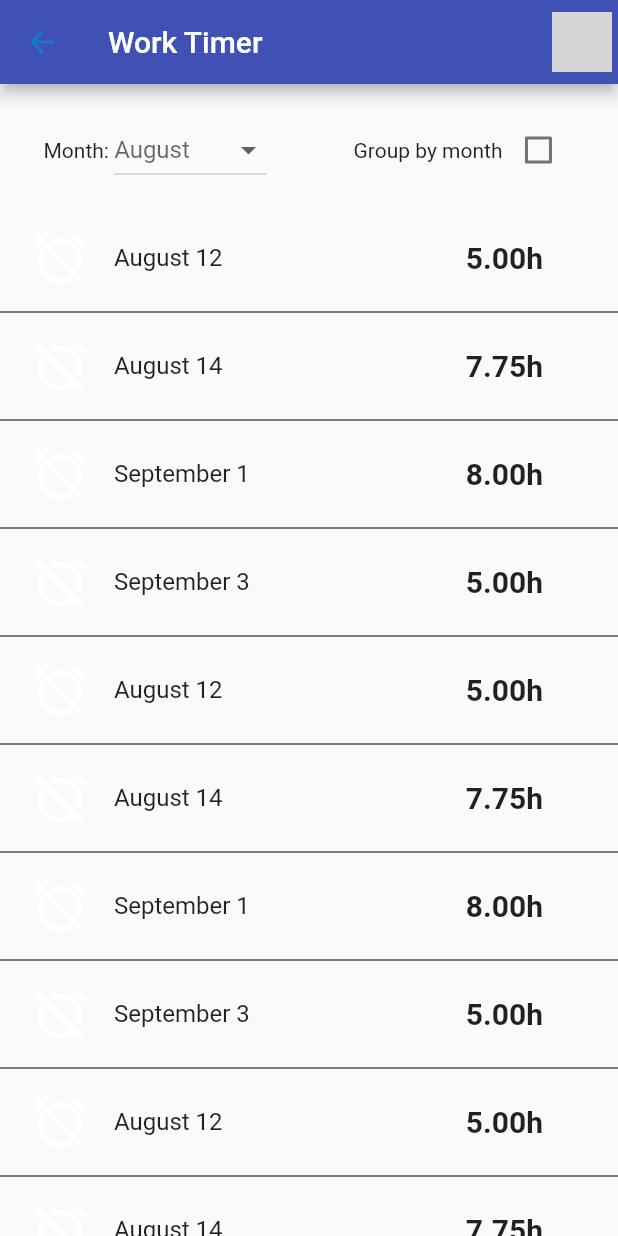
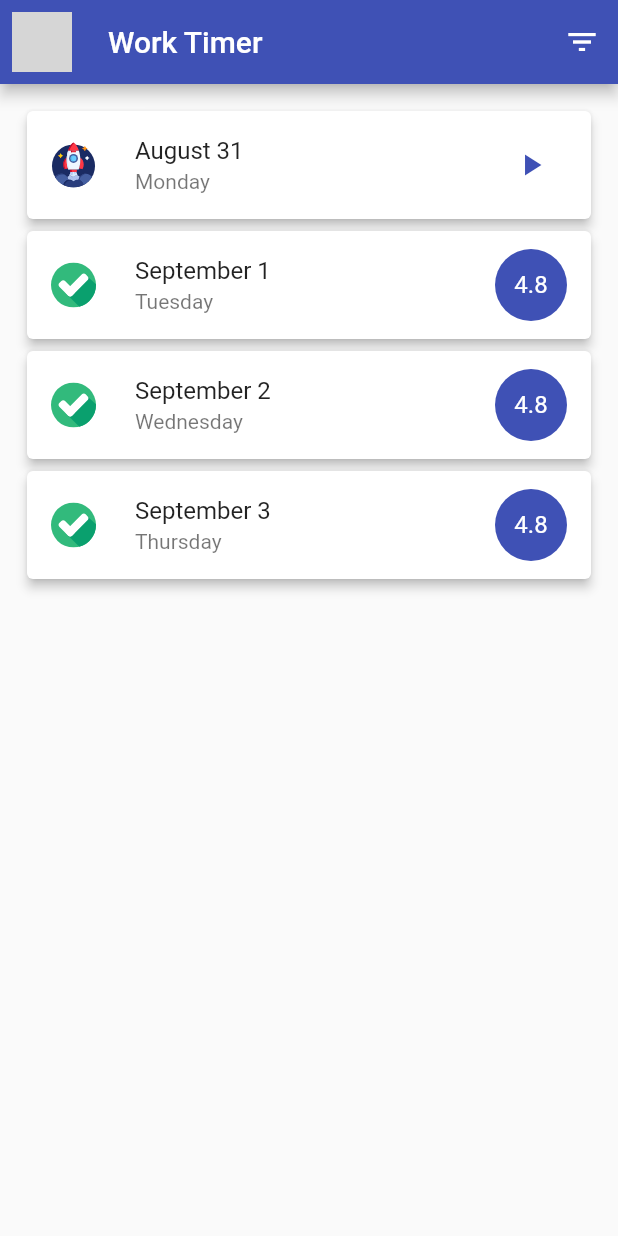
Before and after one commit to ClaraMarques/work-timer-app, a Flutter app: the HomeView screen opened directly, on a phone screen of 412 x 824 dp. Run offline on Flutter 3.47's test engine with Material 2 defaults, Android fonts, the phone set to English and light mode, and no system bars; our stand-ins replace equatable, firebase_auth, firebase_core, flutter_svg, get_it, google_sign_in and 1 more; accounts and stored records are empty; network calls fail; grey boxes are pictures that could not be loaded.

Commit message:
adding styles

```diff
--- /dev/null
+++ b/lib/app/data/models/interval_model.dart
@@ -0,0 +1,20 @@
+import 'package:equatable/equatable.dart';
+import 'package:flutter/material.dart';
+
+@immutable
+class IntervalModel extends Equatable {
+  final DateTime start;
+  final DateTime end;
+
+  IntervalModel({
+    @required this.start,
+    @required this.end,
+  }) : assert(start != null, end != null);
+
+  double get elapsedTime {
+    return end.difference(start).inMilliseconds / 3600000;
+  }
+
+  @override
+  List<Object> get props => [start, end];
+}
--- /dev/null
+++ b/lib/app/data/models/workday_model.dart
@@ -0,0 +1,26 @@
+import 'package:flutter/foundation.dart';
+import 'package:intl/intl.dart';
+import 'package:work_timer_app/app/data/models/interval_model.dart';
+
+enum WorkdayStatus { IN_PROGRESS, DONE, START }
+
+class WorkdayModel {
+  final List<IntervalModel> intervals;
+  final DateTime date;
+  double hoursWorked;
+  String dateString;
+  String weekday;
+  WorkdayStatus status;
+
+  WorkdayModel({
+    @required this.date,
+    @required this.intervals,
+    @required this.status,
+  }) {
+    this.dateString = DateFormat.MMMMd().format(this.date);
+    this.weekday = DateFormat.EEEE().format(this.date);
+
+    this.hoursWorked = intervals.fold<double>(
+        0, (acc, interval) => acc + interval.elapsedTime);
+  }
+}
--- a/lib/app/ui/views/home_view.dart
+++ b/lib/app/ui/views/home_view.dart
@@ -1,7 +1,7 @@
 import 'package:flutter/material.dart';
-import 'package:work_timer_app/dummy_data.dart';
 
 import '../widgets/avatar_widget.dart';
+import '../widgets/workdays_list_widget.dart';
 
 class HomeView extends StatefulWidget {
   @override
@@ -13,99 +13,48 @@ class _HomeViewState extends State<HomeView> {
   Widget build(BuildContext context) {
     return Scaffold(
       appBar: AppBar(
-          iconTheme: IconThemeData(color: Theme.of(context).primaryColorDark),
         title: Text('Work Timer'),
-          actions: [AvatarWidget()],
+        leading: AvatarWidget(),
+        actions: [IconButton(icon: Icon(Icons.filter_list), onPressed: () {})],
       ),
       body: Column(
         mainAxisAlignment: MainAxisAlignment.spaceAround,
         children: [
-            SizedBox(
-              height: 20,
-            ),
-            Row(
-              mainAxisAlignment: MainAxisAlignment.spaceAround,
-              children: [
-                Row(
-                  mainAxisSize: MainAxisSize.min,
-                  children: [
-                    Text('Month: '),
-                    DropdownButton(
-                        hint: Text('August'),
-                        items: <String>[
-                          'August',
-                          'September',
-                          'October',
-                          'November'
-                        ].map<DropdownMenuItem<String>>((String value) {
-                          return DropdownMenuItem<String>(
-                            value: value,
-                            child: Text(value),
-                          );
-                        }).toList(),
-                        onChanged: (_) {}),
+          // Row(
+          //   mainAxisAlignment: MainAxisAlignment.spaceAround,
+          //   children: [
+          //     Row(
+          //       mainAxisSize: MainAxisSize.min,
+          //       children: [
+          //         Text('Month: '),
+          //         DropdownButton(
+          //             hint: Text('August'),
+          //             items: <String>[
+          //               'August',
+          //               'September',
+          //               'October',
+          //               'November'
+          //             ].map<DropdownMenuItem<String>>((String value) {
+          //               return DropdownMenuItem<String>(
+          //                 value: value,
+          //                 child: Text(value),
+          //               );
+          //             }).toList(),
+          //             onChanged: (_) {}),
+          //       ],
+          //     ),
+          //     Row(
+          //       mainAxisSize: MainAxisSize.min,
+          //       children: [
+          //         Text('Group by month'),
+          //         Checkbox(value: false, onChanged: (_) {})
+          //       ],
+          //     ),
+          //   ],
+          // ),
+          Expanded(child: WorkdaysListWidget())
         ],
       ),
-                Row(
-                  mainAxisSize: MainAxisSize.min,
-                  children: [
-                    Text('Group by month'),
-                    Checkbox(value: false, onChanged: (_) {})
-                  ],
-                ),
-              ],
-            ),
-            SizedBox(
-              height: 20,
-            ),
-            Expanded(
-              child: ListView.separated(
-                  itemCount: daysInfo.listOfDays.length,
-                  separatorBuilder: (context, index) => Divider(
-                        color: Colors.black,
-                      ),
-                  itemBuilder: (context, index) {
-                    final day = daysInfo.listOfDays[index];
-                    return ListTile(
-                      contentPadding: EdgeInsets.only(right: 50, left: 20),
-                      leading: Icon(
-                        Icons.alarm_off,
-                        color: Colors.white,
-                        size: 40,
-                      ),
-                      title: Text(day.date),
-                      trailing: Text(
-                        day.totalWorked.toStringAsFixed(2) + 'h',
-                        style: TextStyle(
-                            fontSize: 20, fontWeight: FontWeight.bold),
-                      ),
     );
-
-                    // Container(
-                    //   padding: EdgeInsets.zero,
-                    //   margin: EdgeInsets.zero,
-                    //   height: MediaQuery.of(context).size.height * 0.05,
-                    //   child: Row(
-                    //     mainAxisAlignment: MainAxisAlignment.spaceAround,
-                    //     children: [
-                    //       Container(
-                    //           width: MediaQuery.of(context).size.width * 0.10,
-                    //           child: FittedBox(
-                    //             child: Text(daysInfo.listOfDays[index].date),
-                    //           )),
-                    //       Container(
-                    //           width: MediaQuery.of(context).size.width * 0.10,
-                    //           child: FittedBox(
-                    //             child: Text(daysInfo.listOfDays[index].totalWorked
-                    //                     .toStringAsFixed(2) +
-                    //                 'h'),
-                    //           )),
-                    //     ],
-                    //   ),
-                    // );
-                  }),
-            ),
-          ],
-        ));
   }
 }
--- a/lib/app/ui/widgets/avatar_widget.dart
+++ b/lib/app/ui/widgets/avatar_widget.dart
@@ -10,41 +10,35 @@ class AvatarWidget extends StatelessWidget {
   Widget build(BuildContext context) {
     final user = Provider.of<User>(context);
 
-    return PopupMenuButton<String>(
-      padding: EdgeInsets.zero,
-      icon: _buildAvatarPhoto(user),
-      onSelected: _onPopupItemSelected,
-      itemBuilder: (BuildContext context) => <PopupMenuEntry<String>>[
-        PopupMenuItem<String>(
-          value: "profile",
-          child: ListTile(
-            contentPadding: EdgeInsets.zero,
-            leading: _buildAvatarPhoto(user),
-            title: Text(user.name),
-            subtitle: FittedBox(child: Text(user.email)),
+    return Padding(
+      padding: const EdgeInsets.all(8.0),
+      child: GestureDetector(
+        onTap: () => showDialog(
+          context: context,
+          builder: (context) => AlertDialog(
+            content: _buildUserInfo(user),
           ),
         ),
-        PopupMenuItem<String>(
-          value: "exit",
-          child: Row(
-            children: [
-              Icon(Icons.exit_to_app),
-              SizedBox(width: 8),
-              Text("Exit"),
-            ],
-          ),
-        ),
+        child: _buildAvatarPhoto(user),
+      ),
+    );
+  }
+
+  Widget _buildAvatarPhoto(User user, {double radius}) {
+    return CircleAvatar(
+      backgroundImage: NetworkImage(user.photo),
+      radius: radius,
+    );
+  }
+
+  Widget _buildUserInfo(User user) {
+    return Column(
+      mainAxisSize: MainAxisSize.min,
+      children: [
+        _buildAvatarPhoto(user, radius: 64),
+        Text(user.name),
+        Text(user.email)
       ],
     );
   }
-
-  Widget _buildAvatarPhoto(User user) {
-    return CircleAvatar(backgroundImage: NetworkImage(user.photo));
-  }
-
-  void _onPopupItemSelected(String value) {
-    if (value == "exit") {
-      locator.get<AuthBloc>().logOut();
-    }
-  }
 }
--- /dev/null
+++ b/lib/app/ui/widgets/workday_tile_widget.dart
@@ -0,0 +1,58 @@
+import 'package:flutter/material.dart';
+import 'package:flutter_svg/svg.dart';
+import 'package:work_timer_app/app/data/models/workday_model.dart';
+
+class WorkdayTile extends StatelessWidget {
+  final WorkdayModel workday;
+
+  WorkdayTile(this.workday);
+
+  @override
+  Widget build(BuildContext context) {
+    return Card(
+      elevation: 3,
+      child: ListTile(
+        leading: Container(height: double.infinity, child: _buildStatus()),
+        title: Text(workday.dateString),
+        subtitle: Text(workday.weekday),
+        trailing: _buildTrailing(context),
+      ),
+    );
+  }
+
+  Widget _buildStatus() {
+    if (workday.status == WorkdayStatus.START) {
+      return SvgPicture.asset("assets/images/start_icon.svg", width: 30);
+    } else if (workday.status == WorkdayStatus.IN_PROGRESS) {
+      return CircularProgressIndicator();
+    } else {
+      return SvgPicture.asset(
+        "assets/images/done.svg",
+        width: 30,
+      );
+    }
+  }
+
+  Widget _buildTrailing(BuildContext context) {
+    if (workday.status == WorkdayStatus.START) {
+      return IconButton(
+        icon: Icon(Icons.play_arrow),
+        onPressed: () {},
+        color: Theme.of(context).primaryColor,
+      );
+    } else if (workday.status == WorkdayStatus.IN_PROGRESS) {
+      return IconButton(
+        icon: Icon(Icons.play_arrow),
+        onPressed: () {},
+      );
+    } else {
+      return CircleAvatar(
+        backgroundColor: Theme.of(context).primaryColor,
+        radius: 24,
+        child: FittedBox(
+          child: Text("4.8", style: TextStyle(color: Colors.white)),
+        ),
+      );
+    }
+  }
+}
--- /dev/null
+++ b/lib/app/ui/widgets/workdays_list_widget.dart
@@ -0,0 +1,14 @@
+import 'package:flutter/material.dart';
+import 'package:work_timer_app/app/data/dummy_data.dart';
+import 'package:work_timer_app/app/ui/widgets/workday_tile_widget.dart';
+
+class WorkdaysListWidget extends StatelessWidget {
+  @override
+  Widget build(BuildContext context) {
+    return ListView.builder(
+      padding: EdgeInsets.only(left: 14.0, right: 14.0, top: 14.0),
+      itemCount: daysInfo.length,
+      itemBuilder: (context, index) => WorkdayTile(daysInfo[index]),
+    );
+  }
+}
--- a/pubspec.yaml
+++ b/pubspec.yaml
@@ -37,6 +37,7 @@ dependencies:
   provider: ^4.3.2+1
   google_sign_in: "^4.5.1"
   intl: ^0.16.1
+  flutter_svg: ^0.18.1
 
 dev_dependencies:
   flutter_test:
@@ -54,8 +55,8 @@ flutter:
   uses-material-design: true
 
   # To add assets to your application, add an assets section, like this:
-  # assets:
-  #   - images/a_dot_burr.jpeg
+  assets:
+    - assets/images/
   #   - images/a_dot_ham.jpeg
 
   # An image asset can refer to one or more resolution-specific "variants", see
```
Also changed, not shown: lib/app/data/dummy_data.dart (added, +81 -0 lines), lib/app/data/models/day_model.dart (deleted, +0 -27 lines), lib/app/data/models/list_of_days_model.dart (deleted, +0 -10 lines), lib/app/data/models/time_interval_model.dart (deleted, +0 -24 lines), lib/dummy_data.dart (deleted, +0 -67 lines), assets/images/done.svg (added), assets/images/start_icon.svg (added), pubspec.lock. Lines whose indentation alone changed are shown as unchanged.
